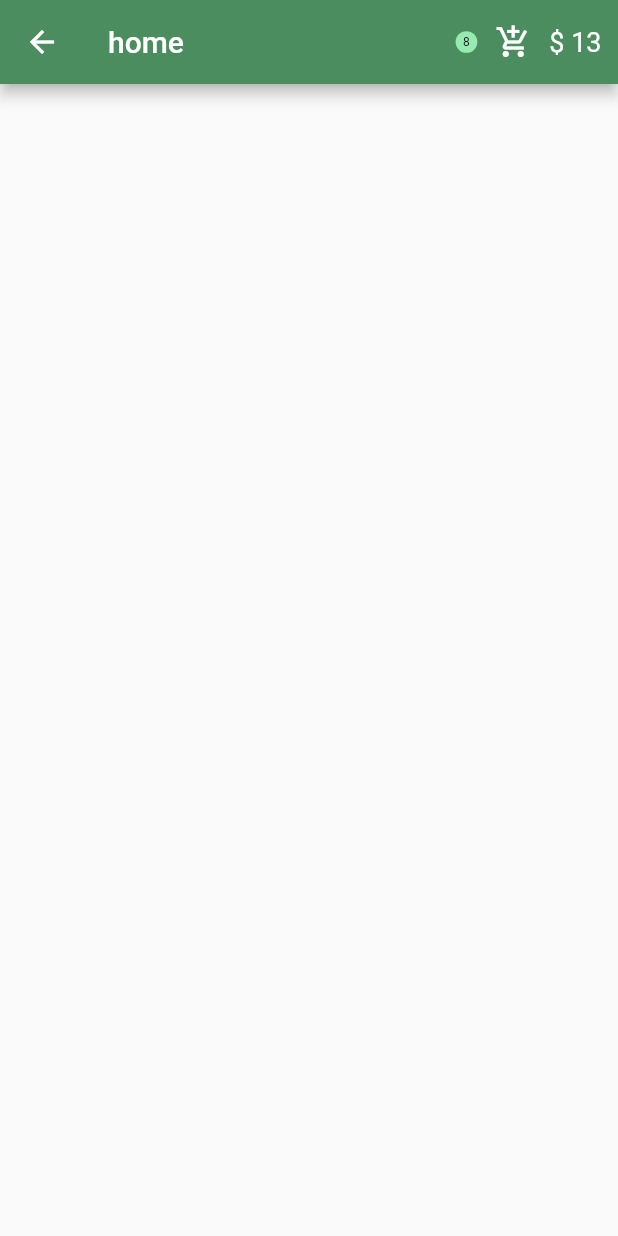
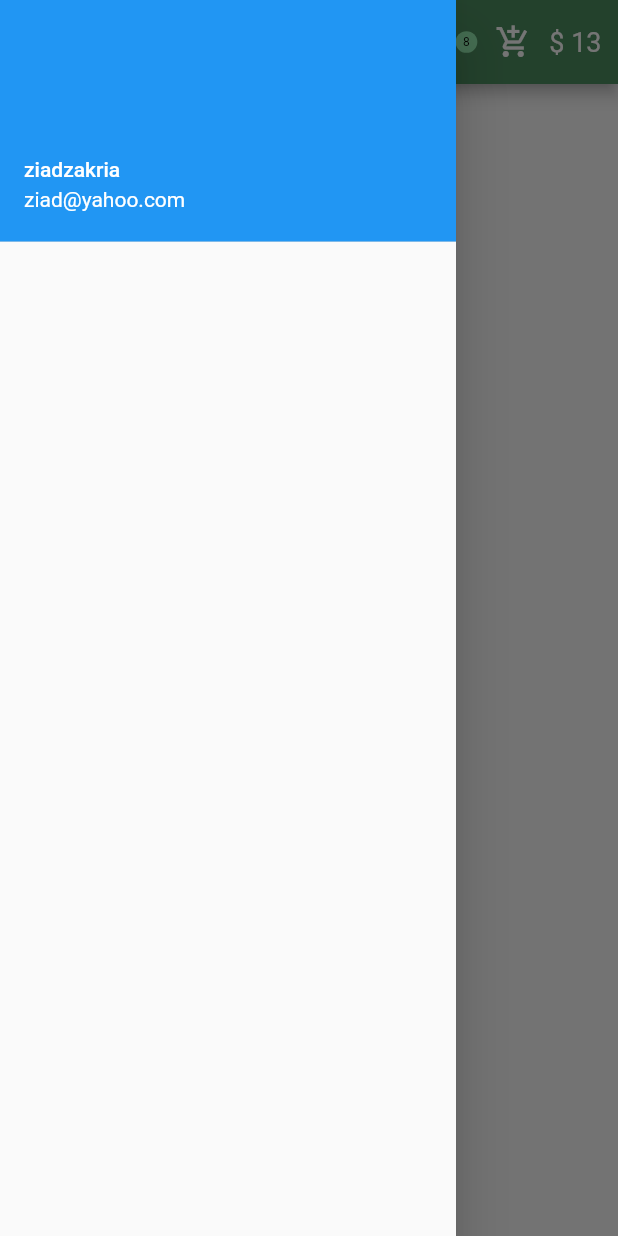
Before and after one commit to ziadzakria/app2, a Flutter app: the MyWidget screen opened directly, with the side drawer open (before the commit the screen has no drawer), on a phone screen of 412 x 824 dp. Run offline on Flutter 3.47's test engine with Material 2 defaults, Android fonts, the phone set to English and light mode, and no system bars.

Commit message:
create drawer

```diff
--- a/app/lib/pages/home.dart
+++ b/app/lib/pages/home.dart
@@ -9,6 +9,18 @@ class MyWidget extends StatelessWidget {
   Widget build(BuildContext context) {
     return SafeArea(
       child: Scaffold(
+          drawer: Drawer(
+            child: Column(children: [
+              UserAccountsDrawerHeader(
+                  accountEmail: Text("ziad@yahoo.com"),
+                  accountName: Text(
+                    "ziadzakria",
+                    style: TextStyle(
+                      color: Color.fromARGB(255, 255, 255, 255),
+                    ),
+                  ))
+            ]),
+          ),
           appBar: AppBar(
             actions: [
               Row(
@@ -26,7 +38,8 @@ class MyWidget extends StatelessWidget {
                   Stack(
                     children: [
                       IconButton(
-                      onPressed: () {}, icon: Icon(Icons.add_shopping_cart)),
+                          onPressed: () {},
+                          icon: Icon(Icons.add_shopping_cart)),
                     ],
                   ),
                   Padding(
```
Lines whose indentation alone changed are shown as unchanged.
